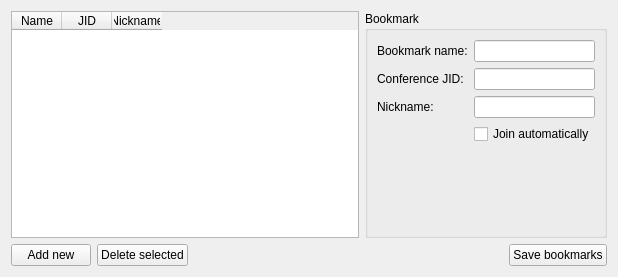
Before: the Qt Designer form ui/bookmarkswidget.ui in WST/acid-pc, drawn with Qt 5.
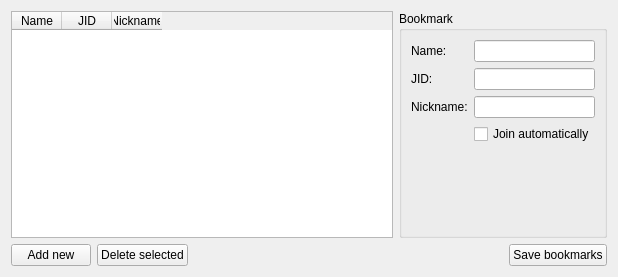
After: the same form once the commit is applied. Icons and pictures are not drawn.

Diff of the .ui file:
```diff
--- a/ui/bookmarkswidget.ui
+++ b/ui/bookmarkswidget.ui
@@ -70,7 +70,7 @@
           <item row="0" column="0">
            <widget class="QLabel" name="label">
             <property name="text">
-             <string>Bookmark name:</string>
+             <string>Name:</string>
             </property>
            </widget>
           </item>
@@ -83,7 +83,7 @@
           <item row="1" column="0">
            <widget class="QLabel" name="label_2">
             <property name="text">
-             <string>Conference JID:</string>
+             <string>JID:</string>
             </property>
            </widget>
           </item>
```
Left out of the diff: 16 changed lines with no effect on the pictures.
